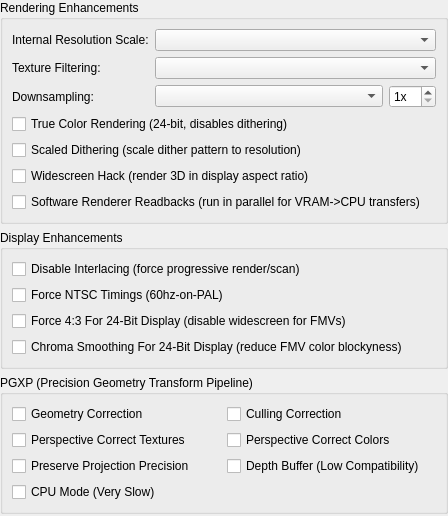
Before: the Qt Designer form src/duckstation-qt/enhancementsettingswidget.ui in kofxi3584karlayang/duckstation, drawn with Qt 5.
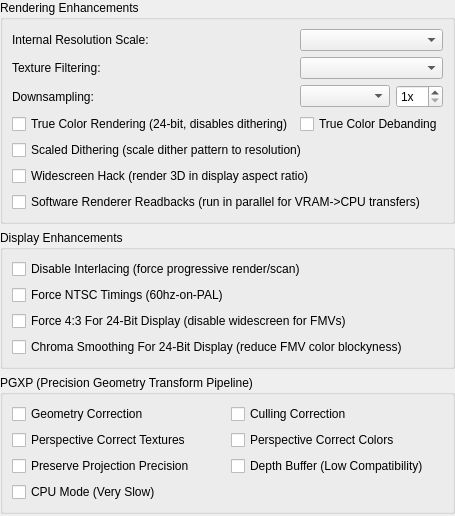
After: the same form once the commit is applied.

Commit message:
Add debanding option to improve gradient smoothness with truecolor
This option only has an effect if true color is also enabled.

Patch:
```diff
--- a/src/duckstation-qt/enhancementsettingswidget.ui
+++ b/src/duckstation-qt/enhancementsettingswidget.ui
@@ -49,13 +49,20 @@
       <item row="2" column="1">
        <widget class="QComboBox" name="textureFiltering"/>
       </item>
-      <item row="4" column="0" colspan="2">
+      <item row="4" column="0">
        <widget class="QCheckBox" name="trueColor">
         <property name="text">
          <string>True Color Rendering (24-bit, disables dithering)</string>
         </property>
        </widget>
       </item>
+      <item row="4" column="1">
+       <widget class="QCheckBox" name="debanding">
+        <property name="text">
+         <string>True Color Debanding</string>
+        </property>
+       </widget>
+      </item>
       <item row="5" column="0" colspan="2">
        <widget class="QCheckBox" name="scaledDithering">
         <property name="text">
```
The commit also changes 10 other files.
